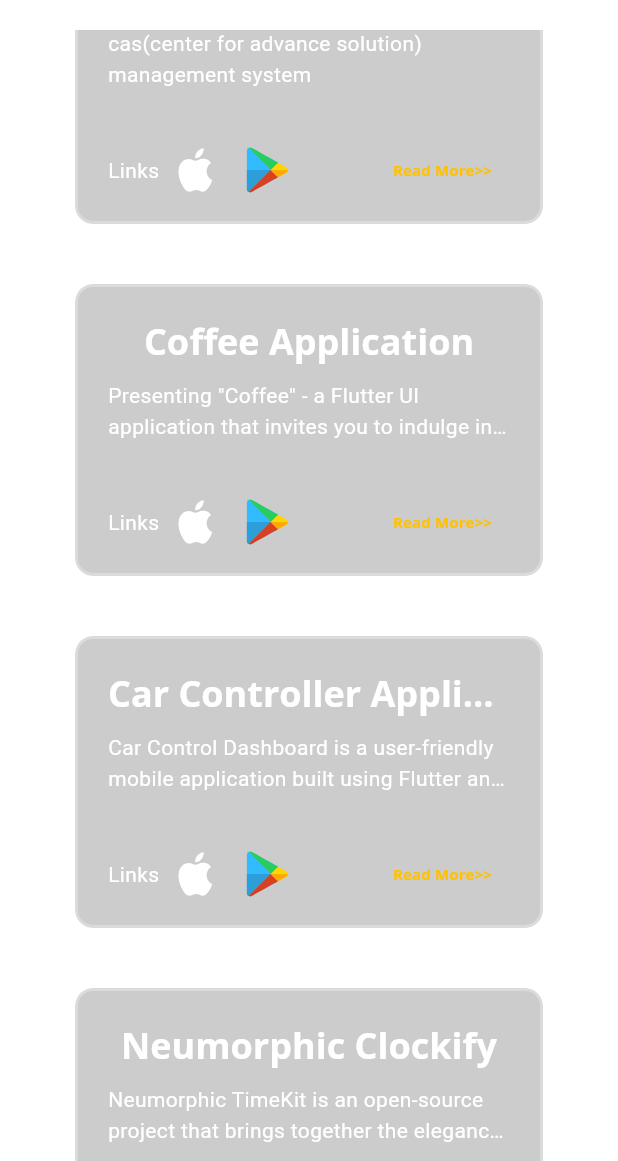
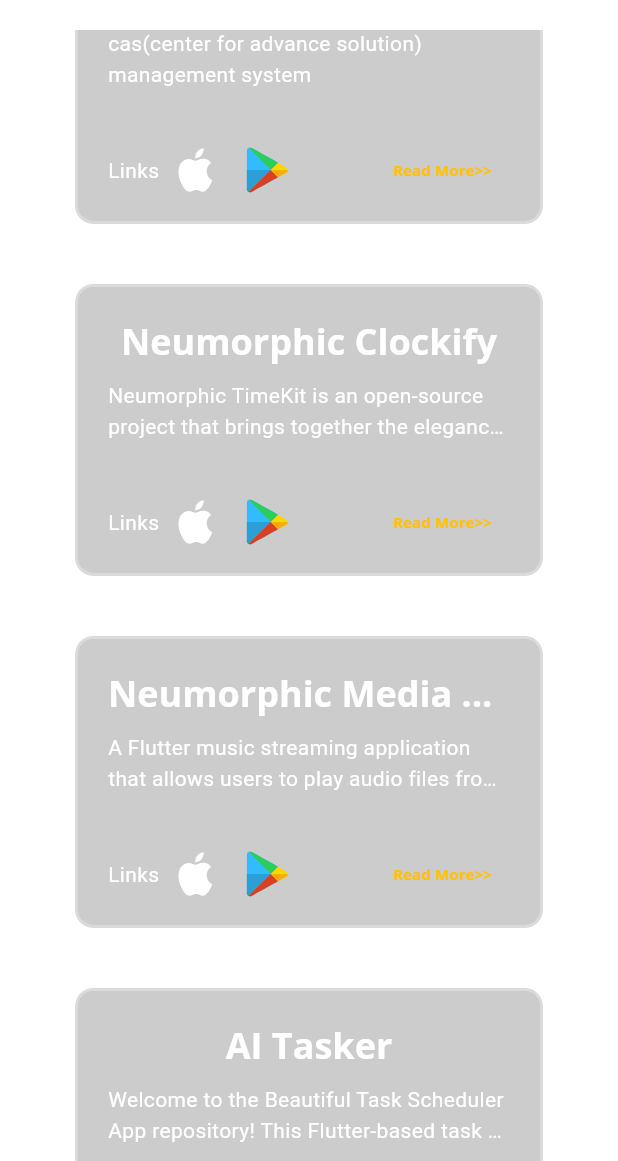
Before and after one commit to OmerJahangir/my_portfolio, a Flutter app: the ProjectsView screen opened directly, scrolled down 1728 dp, on a phone screen of 412 x 824 dp, the part 75-1236 px from its top. Run offline on Flutter 3.47's test engine with Material 3 defaults, Android fonts, the phone set to English and light mode, and no system bars; our stand-ins replace flutter_svg, font_awesome_flutter, get, google_fonts, photo_view.

Commit message:
links added

```diff
--- a/lib/model/packages_model.dart
+++ b/lib/model/packages_model.dart
@@ -12,4 +12,9 @@ List<PackageModel> packageList = [
     'A beautiful, fully customizable Flutter widget that mimics an incoming call slider — swipe right to accept, swipe left to decline.',
     'https://pub.dev/packages/call_slider_button',
   ),
+  PackageModel(
+    'Bouncing Call Slider',
+    'A highly customizable Flutter widget that mimics an incoming call slider — swipe up to answer or down to decline with bouncing, animated, and haptic feedback effects.',
+    'https://pub.dev/packages/bouncing_call_slider',
+  ),
 ];
--- a/lib/model/project_model.dart
+++ b/lib/model/project_model.dart
@@ -1,11 +1,9 @@
 class Project {
   final String name;
   final String description;
-  final String image;
   final String androidLink;
   final String iosLink;
-  Project(
-      this.name, this.description, this.image, this.androidLink, this.iosLink);
+  Project(this.name, this.description, this.androidLink, this.iosLink);
 }
 
 // Projects Link
@@ -13,113 +11,85 @@ List<Project> projectList = [
   Project(
     'eSIM Card: Virtual SIM & VoIP',
     'With an eSIM Card, you get unlimited communication with virtual numbers, eSIM data plans, travel eSIMs, and VoIP calls—all in one app. You also get travel freedom and eliminate high roaming charges.',
-    'assets/images/coffee.png',
     'https://play.google.com/store/apps/details?id=com.activatewireless.esim_card',
     'https://apps.apple.com/us/app/esim-card-virtual-sim-voip/id1627173767',
   ),
   Project(
     'Phonico Mobile: Prepaid eSIM',
     "Looking for an effortless, affordable, and contract-free way to stay connected? Phonico eSIM offers instant activation, unlimited talk and text, 5G data, and WiFi calling—all without a physical SIM card!",
-    'assets/images/coffee.png',
     'https://play.google.com/store/apps/details?id=com.activatewireless.phonico',
     'https://apps.apple.com/us/app/phonico-prepaid-esim-usa/id6468944607',
   ),
   Project(
     'Ultimate Mobile:eSim USA',
     "Ultimate Mobile is the home of USA's most affordable and flexible 5G eSIM solutions! Ultimate Mobile revolutionizing mobile connection for travelers, digital nomads, and locals with virtual SIM technology at affordable rates.",
-    'assets/images/coffee.png',
     'https://play.google.com/store/apps/details?id=com.activatewireless.ultimatemobile',
     'https://apps.apple.com/us/app/ultimate-mobile-esim-usa/id6503248959',
   ),
   Project(
     'Muslim Guider',
     "Introducing Muslim Guider, your ultimate personal assistant for all things Islamic. This all-in-one app is designed to deepen your faith and enrich your Islamic journey, catering to your daily spiritual, educational, and practical needs.",
-    'assets/images/coffee.png',
     'https://play.google.com/store/apps/details?id=com.codiea.io.muslimguider',
     'https://apps.apple.com/us/app/%D8%AF%D9%84%D9%8A%D9%84-%D8%A7%D9%84%D9%85%D8%B3%D9%84%D9%85-muslim-guider/id1619153442',
   ),
   Project(
     'eSIM Provider: Travel Data',
     "Perfect data connections in several countries, with the best local rates. – eSIM Provider user.",
-    'assets/images/coffee.png',
     'https://play.google.com/store/apps/details?id=com.devxteam.app.esimprovider',
     'https://apps.apple.com/pk/app/esim-provider-travel-data/id6654920673',
   ),
   Project(
     'Defy Mobile',
     "Defy Mobile eSIM (digital SIM), you can connect like a local in 200+ countries and regions worldwide.",
-    'assets/images/coffee.png',
     'https://play.google.com/store/apps/details?id=com.defymobile.app.defymobile',
     'https://apps.apple.com/pk/app/defy-mobile/id6741193707',
   ),
   Project(
     'Hajzkom',
     "Hajzkom application allows you to access (farms / chalets / villas) and compare them in all regions",
-    'assets/images/coffee.png',
     '',
     'https://apps.apple.com/pk/app/hajzkom/id1642038966',
   ),
   Project(
     'CAS ELMS',
     "cas(center for advance solution) management system",
-    'assets/images/coffee.png',
     '',
     'https://play.google.com/store/apps/details?id=pk.org.cas.ELMS',
   ),
   Project(
-    'Coffee Application',
-    'Presenting "Coffee" - a Flutter UI application that invites you to indulge in a delightful coffee adventure. Immerse yourself in the world of rich aroma and flavor as you browse through an exquisite selection of specialty coffees. With a user-friendly interface, exploring different blends and discovering their unique details becomes a delightful experience.',
-    'assets/images/coffee.png',
+    'Neumorphic Clockify',
+    'Neumorphic TimeKit is an open-source project that brings together the elegance of a beautifully designed alarm system, an analog clock with a neumorphic touch, and a feature-rich stopwatch. Whether you\'re looking for a functional alarm tool, a stylish desktop clock, or a precise stopwatch, TimeKit has you covered.',
     '',
-    'https://github.com/Hamad-Anwar/Coffe-Shop-Beautifull-UI',
+    'https://github.com/OmerJahangir/neumorphic_media_player',
   ),
   Project(
-    'Car Controller Application UI',
-    'Car Control Dashboard is a user-friendly mobile application built using Flutter and powered by GetX for efficient state management. Enjoy a modern and intuitive design that adapts to various screen sizes, Interact with dynamic car controls, including speed, steering, and temperature. Realistic animations enhance the visual appeal, making it feel like you are controlling a real car!',
-    'assets/images/car.png',
+    'Neumorphic Media Player',
+    'A Flutter music streaming application that allows users to play audio files from local storage. The app features a beautiful neumorphic UI design and provides a smooth user experience for browsing and playing music.',
     '',
-    'https://github.com/Hamad-Anwar/Car-Controller-Getx-Flutter',
+    'https://github.com/OmerJahangir/neumorphic_media_player',
+  ),
+  // Project(
+  //   'Food Recipe App',
+  //   'This repository contains a Flutter implementation of a Food Recipe app with a captivating introduction section and impressive animations. It also features a signup and signin page with animations, elegantly presented on a bottom sheet.',
+  //   '',
+  //   'https://github.com/Hamad-Anwar/Food-Recipe-App-Flutter',
+  // ),
+  Project(
+    'AI Tasker',
+    'Welcome to the Beautiful Task Scheduler App repository! This Flutter-based task management application combines elegant design with a robust backend, ensuring a seamless and organized task management experience. From stunning UI to real-time synchronization, this app has you covered.',
+    '',
+    'https://github.com/OmerJahangir/ai_tasker',
   ),
   Project(
-      'Neumorphic Clockify',
-      'Neumorphic TimeKit is an open-source project that brings together the elegance of a beautifully designed alarm system, an analog clock with a neumorphic touch, and a feature-rich stopwatch. Whether you\'re looking for a functional alarm tool, a stylish desktop clock, or a precise stopwatch, TimeKit has you covered.',
-      'assets/images/alarm.jpg',
-      '',
-      'https://github.com/Hamad-Anwar/Neumorphic-Analog-Clockify'),
+    'Stream Chat X',
+    'Welcome to our innovative Flutter chat application! This feature-rich messaging platform allows users to connect and communicate seamlessly through text and images. The app is built using Flutter for the frontend and integrates with Firebase for backend services, including authentication, real-time database, and storage.',
+    '',
+    'https://github.com/OmerJahangir/stream_chat_x',
+  ),
   Project(
-      'CUI Aider',
-      'CUI AIDER is an extraordinary application that brings together augmented reality (AR), a robust student portal, intuitive class management, and a comprehensive GPA system, providing an all-encompassing solution for students.Using AR technology, CUI AIDER offers an immersive experience, allowing users to explore the complete university campus virtually. Through AR, students can visualize buildings, navigate with interactive directions, and gain a better understanding of their surroundings.',
-      'assets/images/cui.png',
-      '',
-      'https://github.com/Hamad-Anwar/'),
-  Project(
-      'Flutter Music Streaming Application',
-      'A Flutter music streaming application that allows users to play audio files from local storage. The app features a beautiful neumorphic UI design and provides a smooth user experience for browsing and playing music.',
-      'assets/images/player.png',
-      '',
-      'https://github.com/Hamad-Anwar/Neumorphic-Music_Player-Flutter'),
-  Project(
-      'Food Recipe App',
-      'This repository contains a Flutter implementation of a Food Recipe app with a captivating introduction section and impressive animations. It also features a signup and signin page with animations, elegantly presented on a bottom sheet.',
-      'assets/images/recipe.png',
-      '',
-      'https://github.com/Hamad-Anwar/Food-Recipe-App-Flutter'),
-  Project(
-      'Task Sync Pro',
-      'Welcome to the Beautiful Task Scheduler App repository! This Flutter-based task management application combines elegant design with a robust backend, ensuring a seamless and organized task management experience. From stunning UI to real-time synchronization, this app has you covered.',
-      'assets/images/task.png',
-      '',
-      'https://github.com/Hamad-Anwar/Task-Sync-Pro-Flutter'),
-  Project(
-      'Flutter Chat Application with Firebase',
-      'Welcome to our innovative Flutter chat application! This feature-rich messaging platform allows users to connect and communicate seamlessly through text and images. The app is built using Flutter for the frontend and integrates with Firebase for backend services, including authentication, real-time database, and storage.',
-      'assets/images/chat.png',
-      '',
-      'https://github.com/Hamad-Anwar/Messenger-App-Backend-Firebase'),
-  Project(
-      'Doctor Appointment Application',
-      'Introducing the extraordinary "Doctor Appointment System" - a state-of-the-art Flutter UI application that redefines healthcare accessibility and efficiency. Seamlessly crafted, this app empowers users to effortlessly select doctors based on categories, engage in smooth messaging, and access detailed profiles.',
-      'assets/images/doctor.png',
-      '',
-      'https://github.com/Hamad-Anwar/Doctor-Appointment-Application-UI'),
+    'Doctor Appointment Application',
+    'Introducing the extraordinary "Doctor Appointment System" - a state-of-the-art Flutter UI application that redefines healthcare accessibility and efficiency. Seamlessly crafted, this app empowers users to effortlessly select doctors based on categories, engage in smooth messaging, and access detailed profiles.',
+    '',
+    'https://github.com/OmerJahangir/doctors_appointment_app',
+  ),
 ];
--- a/lib/view/4_projects/components/project_info.dart
+++ b/lib/view/4_projects/components/project_info.dart
@@ -17,7 +17,7 @@ class ProjectStack extends StatelessWidget {
         // controller.onHover(index, value);
       },
       onTap: () {
-        ImageViewer(context, projectList[index].image);
+        // ImageViewer(context, projectList[index].image);
       },
       borderRadius: BorderRadius.circular(30),
       child: AnimatedContainer(
```
